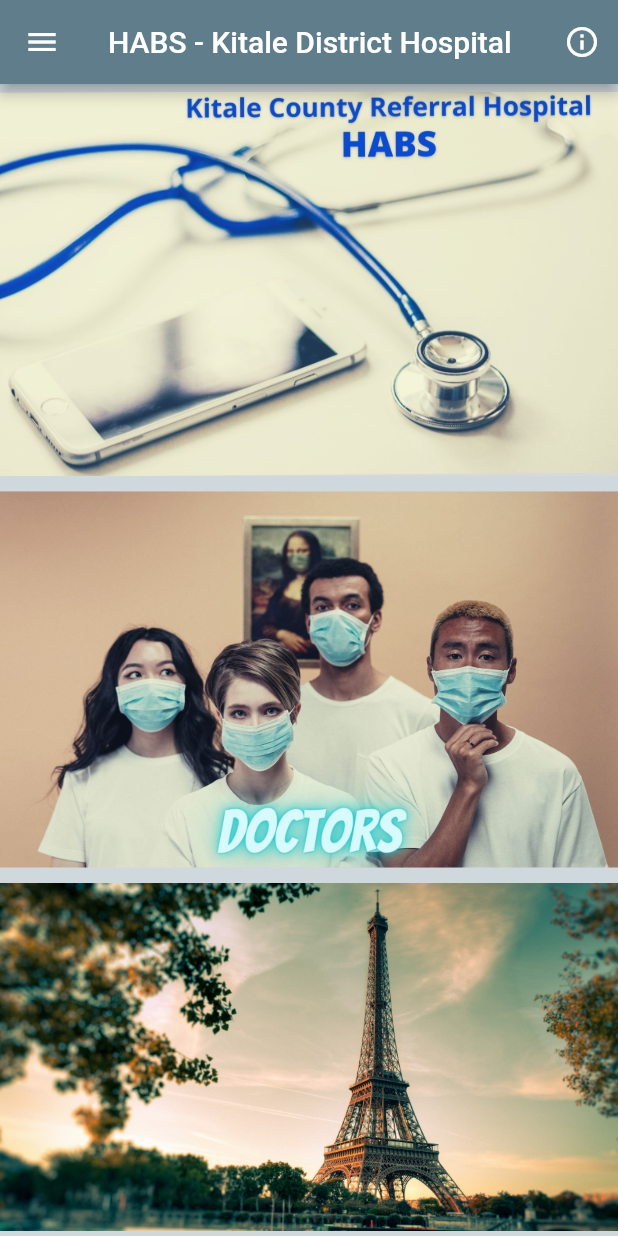
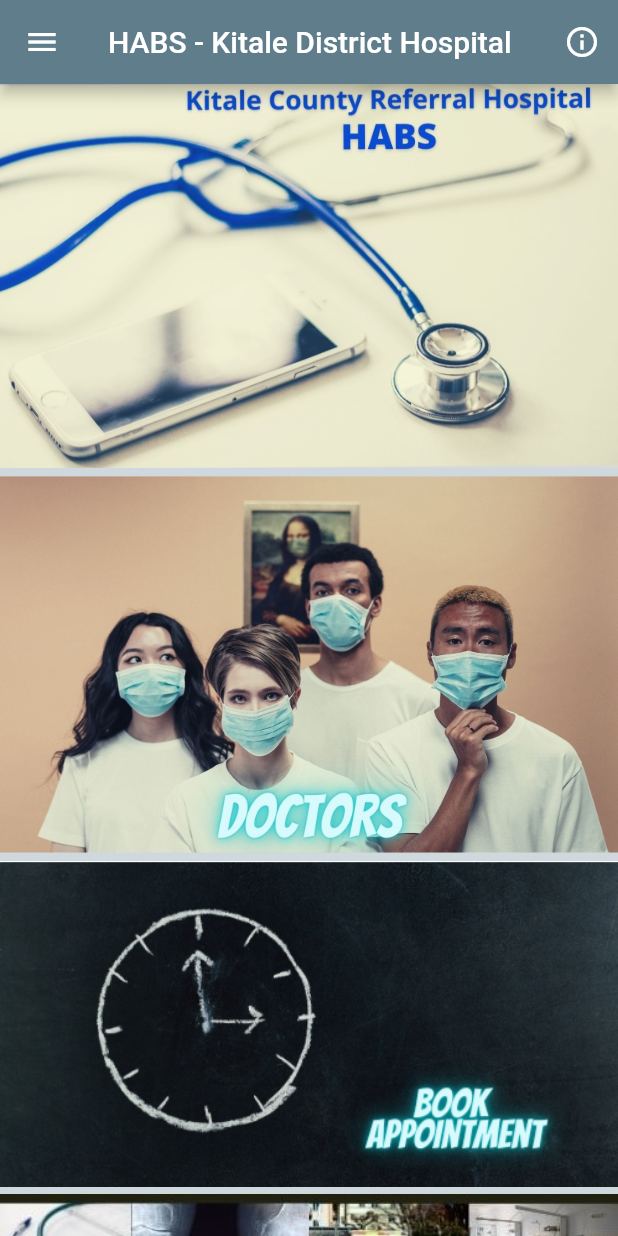
Before and after one commit to SandeSydney/Hospital-Appointment-Booking-System-HABS-, a Flutter app: the screen it shows after launch, on a phone screen of 412 x 824 dp. Run offline on Flutter 3.47's test engine with Material 2 defaults, Android fonts, the light colour scheme and no system bars; our stand-ins replace font_awesome_flutter; missing offline and left inert: email_launcher.

Commit message:
Used Gesture Detector widget, added ServicesOffered facility

```diff
--- a/lib/widgets/home_list_view.dart
+++ b/lib/widgets/home_list_view.dart
@@ -2,6 +2,7 @@ import 'package:flutter/material.dart';
 import 'package:habs/pages/about.dart';
 import 'package:habs/pages/appointment.dart';
 import 'package:habs/pages/doctors.dart';
+import 'package:habs/pages/hospital_services.dart';
 
 /// Class responsible for building the display of the Homepage of the application
 class HomeListView extends StatefulWidget {
@@ -13,14 +14,14 @@ class _HomeListViewState extends State<HomeListView> {
   // method to build items for the ListView
   Widget buildItem({String image}) {
     // making the images on the home scrollview clickable
-    return FlatButton(
-      padding: EdgeInsets.symmetric(vertical: 5.0, horizontal: 0.0),
-      // using an image as the child of the FlatButton
+    return GestureDetector(
+//      padding: EdgeInsets.symmetric(vertical: 5.0, horizontal: 0.0),
+      //using an image as the child of the GestureDetector
       child: Image.asset(
         'assets/images/$image.jpg',
         width: double.infinity,
       ),
-      onPressed: () {
+      onTap: () {
         // determine the image that has been clicked and open the necessary class handle it
         switch (image) {
           case 'logo':
@@ -37,11 +38,18 @@ class _HomeListViewState extends State<HomeListView> {
                   builder: (context) => Doctors(),
                 ));
             break;
-          case 'bg':
+          case 'Appointment':
             Navigator.push(
                 context,
                 MaterialPageRoute(
                   builder: (context) => Appointments(),
+                ));
+            break;
+          case 'ServicesOffered':
+            Navigator.push(
+                context,
+                MaterialPageRoute(
+                  builder: (context) => HospitalServices(),
                 ));
             break;
         }
@@ -55,8 +63,12 @@ class _HomeListViewState extends State<HomeListView> {
     return ListView(
       children: <Widget>[
         buildItem(image: 'logo'),
+        SizedBox(height: 5),
         buildItem(image: 'Doctors'),
-        buildItem(image: 'bg'),
+        SizedBox(height: 5),
+        buildItem(image: 'Appointment'),
+        SizedBox(height: 5),
+        buildItem(image: 'ServicesOffered')
       ],
     );
   }
```
